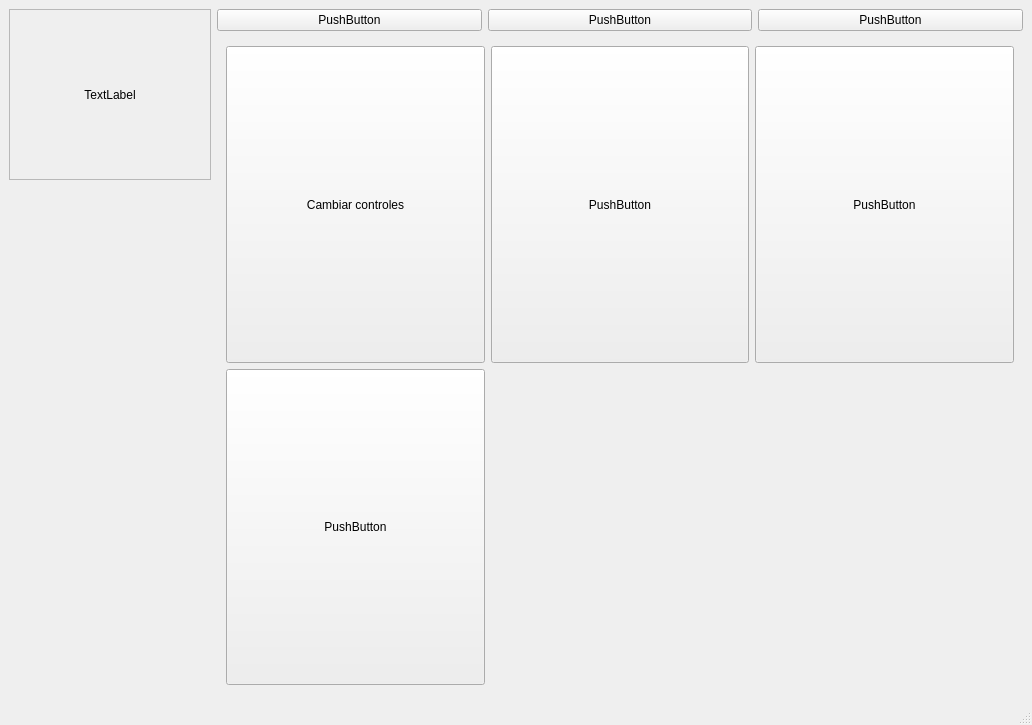
Above: prueba.ui from Ivigaga/TFG before the change. Below: the same form after it.
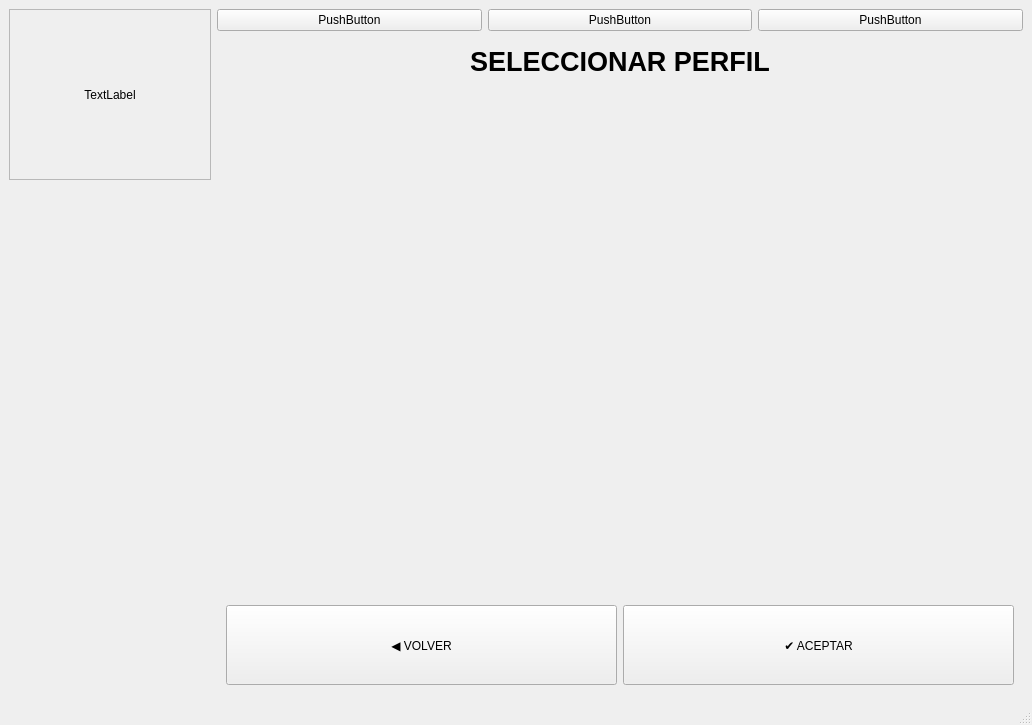
That is the form after the change. The open tabs and pages were chosen to show the change.

Diff of the .ui file:
```diff
--- a/prueba.ui
+++ b/prueba.ui
@@ -862,6 +862,102 @@
               </item>
              </layout>
             </widget>
+            <widget class="QWidget" name="loadPage">
+             <layout class="QVBoxLayout" name="verticalLayout_load">
+              <item>
+               <widget class="QLabel" name="label_load_title">
+                <property name="sizePolicy">
+                 <sizepolicy hsizetype="Preferred" vsizetype="Maximum">
+                  <horstretch>0</horstretch>
+                  <verstretch>0</verstretch>
+                 </sizepolicy>
+                </property>
+                <property name="font">
+                 <font>
+                  <pointsize>20</pointsize>
+                  <bold>true</bold>
+                 </font>
+                </property>
+                <property name="text">
+                 <string>SELECCIONAR PERFIL</string>
+                </property>
+                <property name="alignment">
+                 <set>Qt::AlignmentFlag::AlignCenter</set>
+                </property>
+               </widget>
+              </item>
+              <item>
+               <widget class="QScrollArea" name="scrollAreaProfiles">
+                <property name="widgetResizable">
+                 <bool>true</bool>
+                </property>
+                <property name="styleSheet">
+                 <string>QScrollArea { border: none; background: transparent; } QWidget#scrollAreaWidgetContents { background: transparent; }</string>
+                </property>
+                <widget class="QWidget" name="scrollAreaWidgetContents">
+                 <property name="geometry">
+                  <rect>
+                   <x>0</x>
+                   <y>0</y>
+                   <width>200</width>
+                   <height>200</height>
+                  </rect>
+                 </property>
+                 <layout class="QGridLayout" name="layoutProfiles">
+                  </layout>
+                </widget>
+               </widget>
+              </item>
+              <item>
+               <layout class="QHBoxLayout" name="horizontalLayout_load_buttons">
+                <item>
+                 <widget class="QPushButton" name="loadBackButton">
+                  <property name="sizePolicy">
+                   <sizepolicy hsizetype="Expanding" vsizetype="Minimum">
+                    <horstretch>0</horstretch>
+                    <verstretch>0</verstretch>
+                   </sizepolicy>
+                  </property>
+                  <property name="minimumSize">
+                   <size>
+                    <width>0</width>
+                    <height>80</height>
+                   </size>
+                  </property>
+                  <property name="text">
+                   <string>◀ VOLVER</string>
+                  </property>
+                  <property name="type" stdset="0">
+                   <string>secondary</string>
+                  </property>
+                 </widget>
+                </item>
+                <item>
+                 <widget class="QPushButton" name="loadAcceptButton">
+                  <property name="sizePolicy">
+                   <sizepolicy hsizetype="Expanding" vsizetype="Minimum">
+                    <horstretch>0</horstretch>
+                    <verstretch>0</verstretch>
+                   </sizepolicy>
+                  </property>
+                  <property name="minimumSize">
+                   <size>
+                    <width>0</width>
+                    <height>80</height>
+                   </size>
+                  </property>
+                  <property name="text">
+                   <string>✔ ACEPTAR</string>
+                  </property>
+                  <property name="type" stdset="0">
+                   <string>primary</string>
+                  </property>
+                 </widget>
+                </item>
+               </layout>
+              </item>
+             </layout>
+            </widget>
            </widget>
           </item>
          </layout>
```
